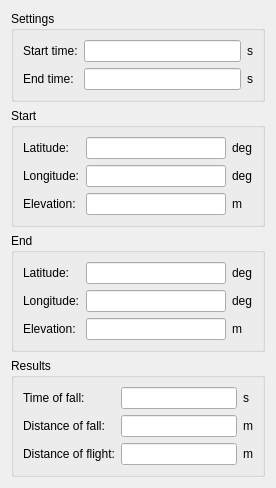
Qt form src/performanceform.ui (flysight/flysight-viewer-qt) before a commit.
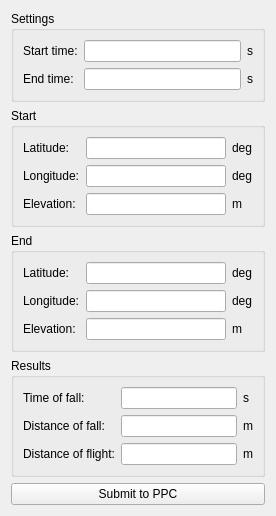
The same form after that commit.

The edit to the form file:
```diff
--- a/src/performanceform.ui
+++ b/src/performanceform.ui
@@ -7,7 +7,7 @@
     <x>0</x>
     <y>0</y>
     <width>276</width>
-    <height>452</height>
+    <height>479</height>
    </rect>
   </property>
   <property name="windowTitle">
@@ -273,6 +273,13 @@
      </layout>
     </widget>
    </item>
+   <item>
+    <widget class="QPushButton" name="ppcButton">
+     <property name="text">
+      <string>Submit to PPC</string>
+     </property>
+    </widget>
+   </item>
    <item>
     <spacer name="verticalSpacer">
      <property name="orientation">
```
